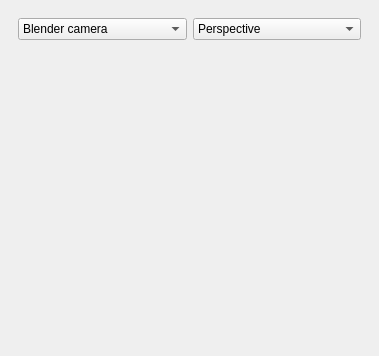
The window that src/g3d/mainwindow.ui (BRL-CAD/rt-cubed) describes before a commit, drawn with Qt 5.
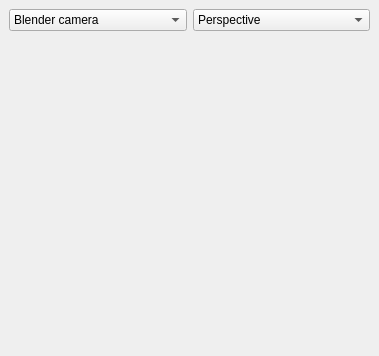
The same window after the commit. Custom widgets are drawn as their Qt base class.

Commit message: Removed some more unnecessary margin, this time from the options bar along the top.

```diff
--- a/src/g3d/mainwindow.ui
+++ b/src/g3d/mainwindow.ui
@@ -23,6 +23,9 @@
       <item>
        <widget class="QWidget" name="widget_2" native="true">
         <layout class="QHBoxLayout" name="horizontalLayout">
+         <property name="margin">
+          <number>0</number>
+         </property>
          <item>
           <widget class="QComboBox" name="cameraControlMode">
            <item>
@@ -62,7 +65,7 @@
         <property name="sizeHint" stdset="0">
          <size>
           <width>20</width>
-          <height>275</height>
+          <height>293</height>
          </size>
         </property>
        </spacer>
```
